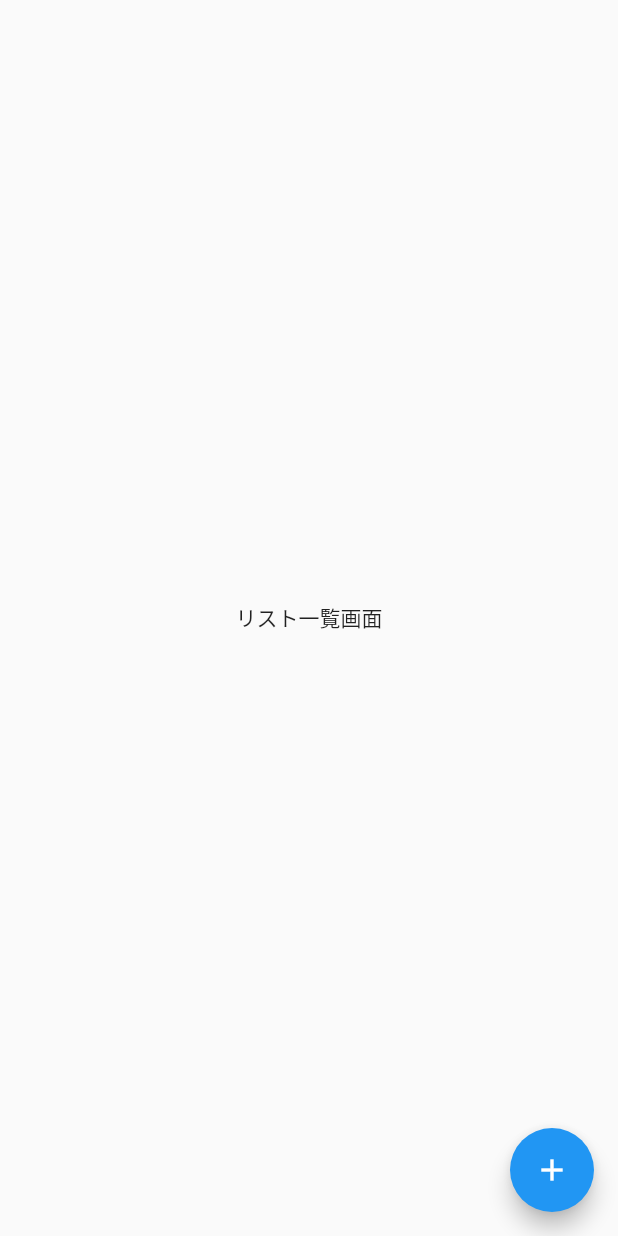
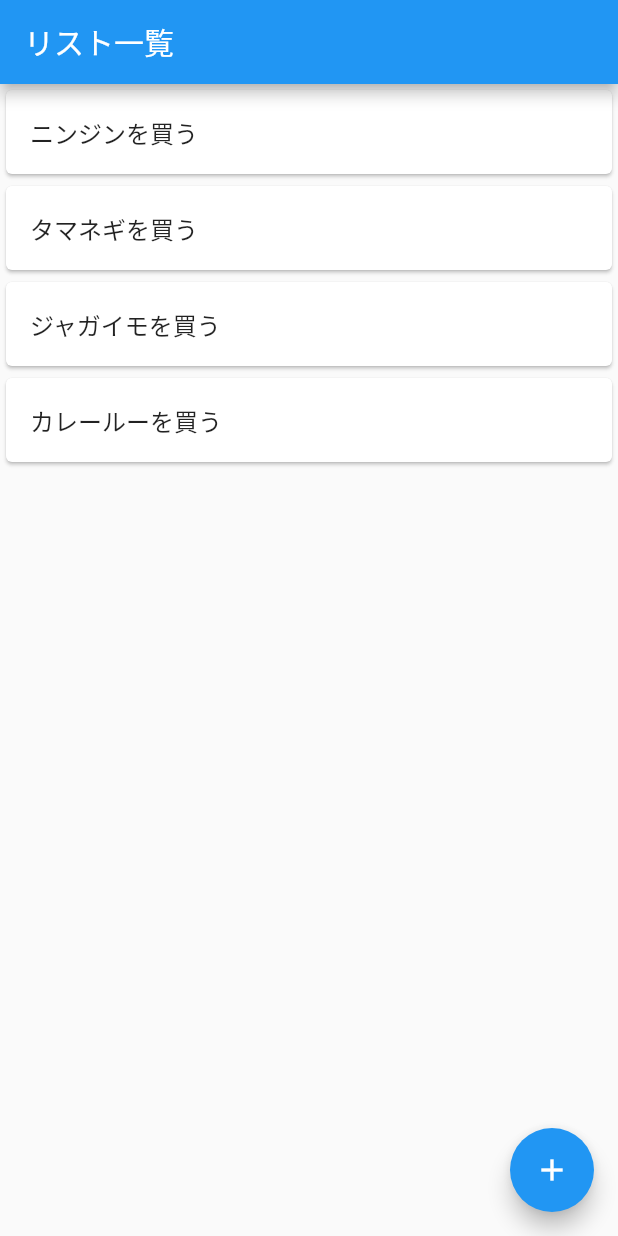
Before and after one commit to minntoko/flutter-dev, a Flutter app: the screen it shows after launch, on a phone screen of 412 x 824 dp. Run offline on Flutter 3.47's test engine with Material 2 defaults, Android fonts, the light colour scheme and no system bars.

Commit message:
add: リスト一覧を表示する

```diff
--- a/lib/main.dart
+++ b/lib/main.dart
@@ -21,8 +21,32 @@ class TodoListPage extends StatelessWidget {
   @override
   Widget build(BuildContext context) {
     return Scaffold(
-      body: Center(
-        child: Text('リスト一覧画面'),
+      appBar: AppBar(
+        title: Text('リスト一覧'),
+      ),
+      body: ListView(
+        children: <Widget>[
+          Card(
+            child: ListTile(
+              title: Text('ニンジンを買う'),
+            ),
+          ),
+          Card(
+            child: ListTile(
+              title: Text('タマネギを買う'),
+            ),
+          ),
+          Card(
+            child: ListTile(
+              title: Text('ジャガイモを買う'),
+            ),
+          ),
+          Card(
+            child: ListTile(
+              title: Text('カレールーを買う'),
+            ),
+          ),
+        ],
       ),
       floatingActionButton: FloatingActionButton(
         onPressed: () {
```
